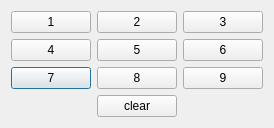
The window that ui/digitdialog.ui (QQQQQby/Sudoku-Solver) describes before a commit, drawn with Qt 5.
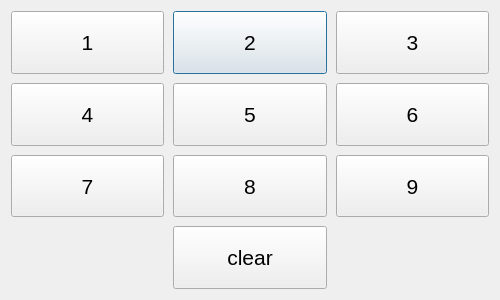
The same window after the commit.

```diff
--- a/ui/digitdialog.ui
+++ b/ui/digitdialog.ui
@@ -6,86 +6,208 @@
    <rect>
     <x>0</x>
     <y>0</y>
-    <width>272</width>
-    <height>120</height>
+    <width>500</width>
+    <height>300</height>
    </rect>
   </property>
-  <property name="windowTitle">
-   <string>Dialog</string>
+  <property name="minimumSize">
+   <size>
+    <width>500</width>
+    <height>300</height>
+   </size>
   </property>
-  <layout class="QGridLayout" name="gridLayout_2">
-   <item row="0" column="0">
+  <property name="maximumSize">
+   <size>
+    <width>500</width>
+    <height>300</height>
+   </size>
+  </property>
+  <layout class="QVBoxLayout" name="verticalLayout">
+   <item>
     <layout class="QGridLayout" name="gridLayout">
-     <item row="2" column="0">
+     <property name="spacing">
+      <number>9</number>
+     </property>
+     <item row="0" column="1">
+      <widget class="QPushButton" name="pushButton_2">
+       <property name="sizePolicy">
+        <sizepolicy hsizetype="Minimum" vsizetype="Minimum">
+         <horstretch>0</horstretch>
+         <verstretch>0</verstretch>
+        </sizepolicy>
+       </property>
+       <property name="font">
+        <font>
+         <pointsize>16</pointsize>
+        </font>
+       </property>
+       <property name="text">
+        <string>2</string>
+       </property>
+      </widget>
+     </item>
+     <item row="3" column="0">
       <widget class="QPushButton" name="pushButton_7">
+       <property name="sizePolicy">
+        <sizepolicy hsizetype="Minimum" vsizetype="Minimum">
+         <horstretch>0</horstretch>
+         <verstretch>0</verstretch>
+        </sizepolicy>
+       </property>
+       <property name="font">
+        <font>
+         <pointsize>16</pointsize>
+        </font>
+       </property>
        <property name="text">
         <string>7</string>
        </property>
       </widget>
      </item>
-     <item row="1" column="1">
-      <widget class="QPushButton" name="pushButton_5">
-       <property name="text">
-        <string>5</string>
-       </property>
-      </widget>
-     </item>
-     <item row="2" column="2">
-      <widget class="QPushButton" name="pushButton_9">
-       <property name="text">
-        <string>9</string>
-       </property>
-      </widget>
-     </item>
-     <item row="0" column="0">
-      <widget class="QPushButton" name="pushButton_1">
-       <property name="text">
-        <string>1</string>
-       </property>
-      </widget>
-     </item>
      <item row="0" column="2">
       <widget class="QPushButton" name="pushButton_3">
+       <property name="sizePolicy">
+        <sizepolicy hsizetype="Minimum" vsizetype="Minimum">
+         <horstretch>0</horstretch>
+         <verstretch>0</verstretch>
+        </sizepolicy>
+       </property>
+       <property name="font">
+        <font>
+         <pointsize>16</pointsize>
+        </font>
+       </property>
        <property name="text">
         <string>3</string>
        </property>
       </widget>
      </item>
      <item row="2" column="1">
-      <widget class="QPushButton" name="pushButton_8">
+      <widget class="QPushButton" name="pushButton_5">
+       <property name="sizePolicy">
+        <sizepolicy hsizetype="Minimum" vsizetype="Minimum">
+         <horstretch>0</horstretch>
+         <verstretch>0</verstretch>
+        </sizepolicy>
+       </property>
+       <property name="font">
+        <font>
+         <pointsize>16</pointsize>
+        </font>
+       </property>
        <property name="text">
-        <string>8</string>
+        <string>5</string>
        </property>
       </widget>
      </item>
-     <item row="0" column="1">
-      <widget class="QPushButton" name="pushButton_2">
+     <item row="4" column="1">
+      <widget class="QPushButton" name="pushButton_clear">
+       <property name="sizePolicy">
+        <sizepolicy hsizetype="Minimum" vsizetype="Minimum">
+         <horstretch>0</horstretch>
+         <verstretch>0</verstretch>
+        </sizepolicy>
+       </property>
+       <property name="font">
+        <font>
+         <pointsize>16</pointsize>
+        </font>
+       </property>
        <property name="text">
-        <string>2</string>
+        <string>clear</string>
        </property>
       </widget>
      </item>
-     <item row="1" column="0">
+     <item row="2" column="0">
       <widget class="QPushButton" name="pushButton_4">
+       <property name="sizePolicy">
+        <sizepolicy hsizetype="Minimum" vsizetype="Minimum">
+         <horstretch>0</horstretch>
+         <verstretch>0</verstretch>
+        </sizepolicy>
+       </property>
+       <property name="font">
+        <font>
+         <pointsize>16</pointsize>
+        </font>
+       </property>
        <property name="text">
         <string>4</string>
        </property>
       </widget>
      </item>
-     <item row="1" column="2">
+     <item row="3" column="1">
+      <widget class="QPushButton" name="pushButton_8">
+       <property name="sizePolicy">
+        <sizepolicy hsizetype="Minimum" vsizetype="Minimum">
+         <horstretch>0</horstretch>
+         <verstretch>0</verstretch>
+        </sizepolicy>
+       </property>
+       <property name="font">
+        <font>
+         <pointsize>16</pointsize>
+        </font>
+       </property>
+       <property name="text">
+        <string>8</string>
+       </property>
+      </widget>
+     </item>
+     <item row="0" column="0">
+      <widget class="QPushButton" name="pushButton_1">
+       <property name="sizePolicy">
+        <sizepolicy hsizetype="Minimum" vsizetype="Minimum">
+         <horstretch>0</horstretch>
+         <verstretch>0</verstretch>
+        </sizepolicy>
+       </property>
+       <property name="font">
+        <font>
+         <pointsize>16</pointsize>
+        </font>
+       </property>
+       <property name="text">
+        <string>1</string>
+       </property>
+      </widget>
+     </item>
+     <item row="3" column="2">
+      <widget class="QPushButton" name="pushButton_9">
+       <property name="sizePolicy">
+        <sizepolicy hsizetype="Minimum" vsizetype="Minimum">
+         <horstretch>0</horstretch>
+         <verstretch>0</verstretch>
+        </sizepolicy>
+       </property>
+       <property name="font">
+        <font>
+         <pointsize>16</pointsize>
+        </font>
+       </property>
+       <property name="text">
+        <string>9</string>
+       </property>
+      </widget>
+     </item>
+     <item row="2" column="2">
       <widget class="QPushButton" name="pushButton_6">
+       <property name="sizePolicy">
+        <sizepolicy hsizetype="Minimum" vsizetype="Minimum">
+         <horstretch>0</horstretch>
+         <verstretch>0</verstretch>
+        </sizepolicy>
+       </property>
+       <property name="font">
+        <font>
+         <pointsize>16</pointsize>
+        </font>
+       </property>
        <property name="text">
         <string>6</string>
        </property>
       </widget>
      </item>
-     <item row="3" column="1">
-      <widget class="QPushButton" name="pushButton_clear">
-       <property name="text">
-        <string>clear</string>
-       </property>
-      </widget>
-     </item>
     </layout>
    </item>
   </layout>
```
